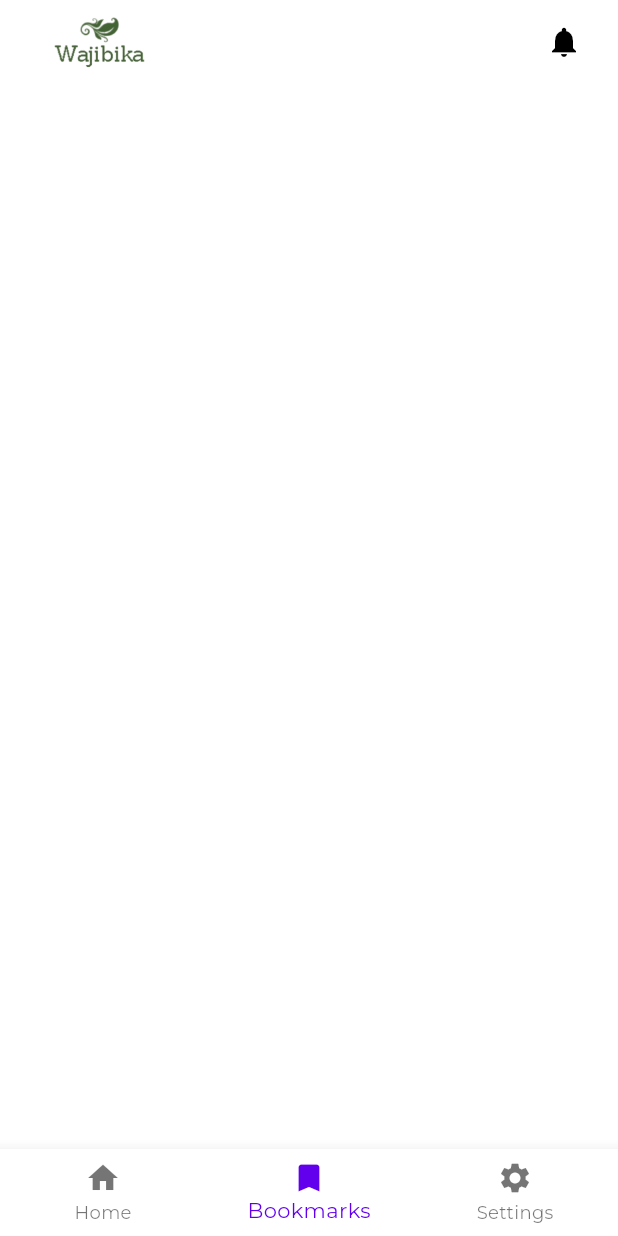
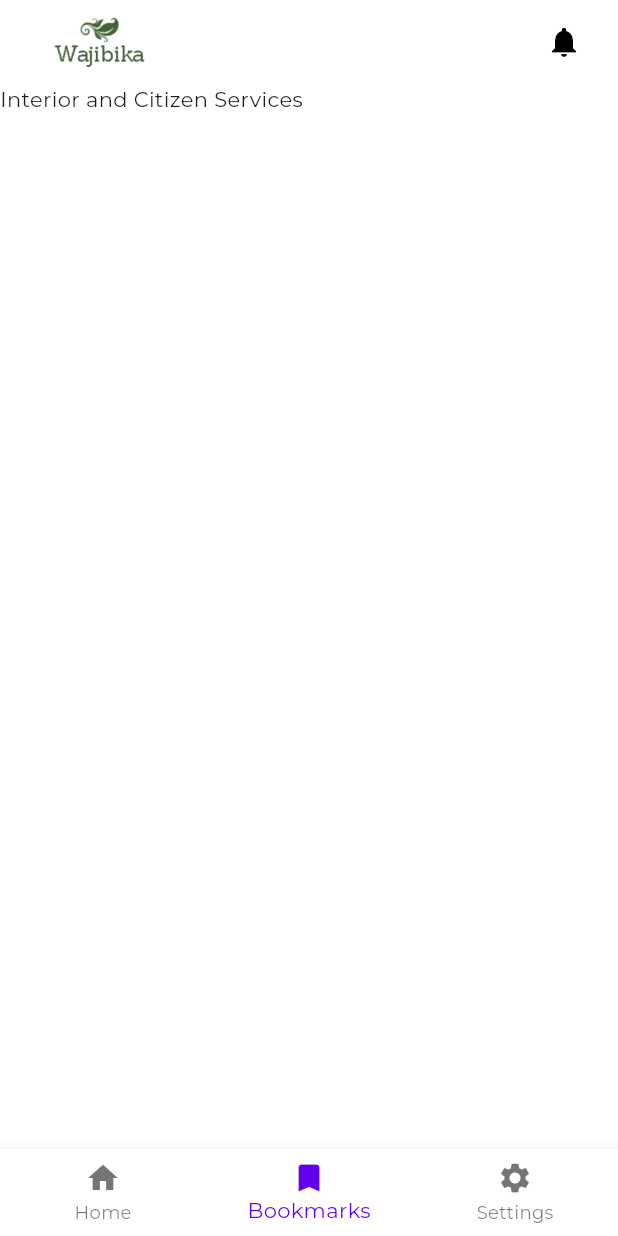
Before and after one commit to H-Munene/wajibika_app, a Flutter app: the BasePage screen opened directly, item 2 of the bottom bar chosen, on a phone screen of 412 x 824 dp. Run offline on Flutter 3.47's test engine with Material 3 defaults, Android fonts, the phone set to English and light mode, and no system bars; our stand-ins replace countup, google_fonts, lottie.

Commit message:
Refactored state department model. Created a Project model.

```diff
--- /dev/null
+++ b/lib/models/projects_model.dart
@@ -0,0 +1,13 @@
+class Project {
+  final String name;
+  final String location;
+
+  Project({required this.name, required this.location});
+
+  factory Project.fromJson(Map<String, dynamic> json) {
+    return Project(
+      name: json['name'],
+      location: json['location'],
+    );
+  }
+}
--- a/lib/models/statedept_model.dart
+++ b/lib/models/statedept_model.dart
@@ -1,3 +1,5 @@
+import 'package:Wajibika/models/projects_model.dart';
+
 class StateDepartment {
   final String stateDepartmentName;
   final String cumulativeContractAmounts;
@@ -10,21 +12,18 @@ class StateDepartment {
       required this.cumulativeAmountPaid,
       required this.projects});
 
-  // factory StateDepartment.fromJson(Map<String, dynamic> json) {
-  // return StateDepartment(
-  //   stateDepartmentName : json['stateDepartment'],
-  //   cumulative_contract_amounts:  : json['cumulative Contract Amounts (Kshs.)'],
-  //   cumulative_amountPaid :json['cumulative AmountPaid'],
-  //   projects : json['projects'],
-  // );
-//}
   factory StateDepartment.fromJson(Map<String, dynamic> json) {
+    var projects = json['projects'] as List;
+    List<Project> projectList = projects.map((project) {
+      return Project.fromJson(project);
+    }).toList();
+
     return StateDepartment(
       stateDepartmentName: json['stateDepartment'],
       cumulativeContractAmounts:
           json['cumulative Contract Amounts (Kshs.)'].toString(),
       cumulativeAmountPaid: json['cumulative AmountPaid'].toString(),
-      projects: json['projects'],
+      projects: projectList,
     );
   }
 }
--- a/lib/pages/bookmarks.dart
+++ b/lib/pages/bookmarks.dart
@@ -1,5 +1,4 @@
 import 'dart:convert';
-
 import 'package:Wajibika/models/statedept_model.dart';
 import 'package:Wajibika/utils/globals.dart';
 import 'package:Wajibika/widgets/countup.dart';
@@ -13,39 +12,46 @@ class BookMarksPage extends StatefulWidget {
   @override
   State<BookMarksPage> createState() => _BookMarksPageState();
 }
- //fetch json
-  Future<String> _loadJson() async{
-    return await rootBundle.loadString('assets/json/sample.json');
-  }
+
+// Fetch JSON
+Future<String> _loadJson() async {
+  return await rootBundle.loadString('assets/json/sample.json');
+}
 
 class _BookMarksPageState extends State<BookMarksPage> {
-  //variable to store list
+  // Variable to store state department data
   bool _customIcon = false;
+  late StateDepartment stateDepartment;
+  bool _isDataLoaded = false;
 
-  Future loadData() async{
+  Future loadData() async {
     String jsonString = await _loadJson();
     final jsonResponse = json.decode(jsonString);
 
-    StateDepartment stateDepartment = StateDepartment.fromJson(jsonResponse);
-    print("${stateDepartment.stateDepartmentName}, ${stateDepartment.cumulativeContractAmounts}, ${stateDepartment.projects}");
+    setState(() {
+      stateDepartment = StateDepartment.fromJson(jsonResponse);
+      _isDataLoaded = true;
+    });
+
+    print("${stateDepartment.stateDepartmentName}, ${stateDepartment.cumulativeContractAmounts}, ${stateDepartment.projects[0].name}");
   }
 
   @override
   void initState() {
-    // TODO: implement initState
     super.initState();
     loadData();
   }
 
-
   @override
   Widget build(BuildContext context) {
     return Padding(
-      padding: const EdgeInsets.only(
-        bottom: 10,
-      ),
+      padding: const EdgeInsets.only(bottom: 10),
       child: Column(
-
+        children: [
+          _isDataLoaded
+              ? Text(stateDepartment.stateDepartmentName)
+              : CircularProgressIndicator(),
+        ],
       ),
     );
   }
```
